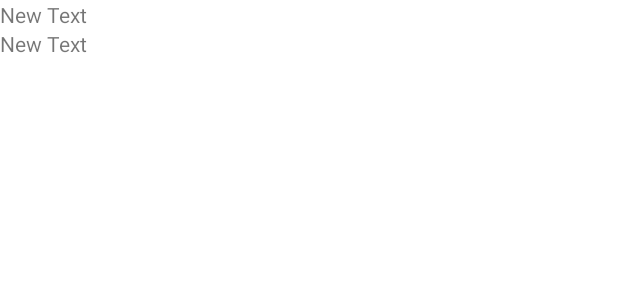
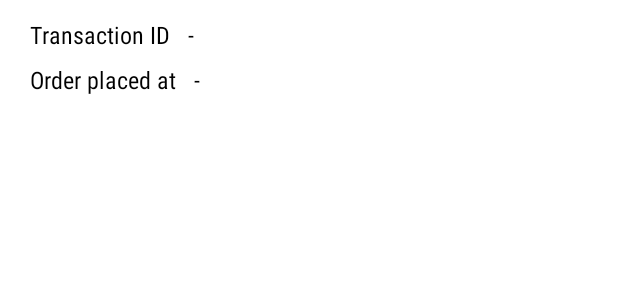
Before and after one commit to teamOSC/dhodu-android, an Android app: the layout item_order.xml on its own in the app's theme, with its tools: preview values and no code run, on a phone screen of 412 x 824 dp. Shown: the top 300 px of the screen. Run offline under Robolectric (Android 15) with nearby library versions, the phone set to English and light mode, and no system bars.

Commit message:
item order layout changes

```diff
--- a/app/src/main/java/com/dhodu/android/MainActivity.java
+++ b/app/src/main/java/com/dhodu/android/MainActivity.java
@@ -32,6 +32,7 @@ import android.widget.Toast;
 
 import com.dhodu.android.addresses.MyAddressesActivity;
 import com.dhodu.android.login.LoginActivity;
+import com.dhodu.android.ui.DividerItemDecoration;
 import com.parse.CountCallback;
 import com.parse.FindCallback;
 import com.parse.ParseException;
@@ -64,6 +65,7 @@ public class MainActivity extends AppCompatActivity {
     TextView tvProfileMobile;
     RecyclerView ordersView;
     Toolbar toolbar;
+    TextView orderCount;
 
 
     @Override
@@ -83,6 +85,7 @@ public class MainActivity extends AppCompatActivity {
         cameraContainer = (FrameLayout) findViewById(R.id.camera_container);
         topView = (LinearLayout) findViewById(R.id.topView);
         toolbar = (Toolbar) findViewById(R.id.toolbar);
+        orderCount = (TextView) findViewById(R.id.order_count);
 
         setSupportActionBar(toolbar);
         getSupportActionBar().setDisplayHomeAsUpEnabled(true);
@@ -304,6 +307,7 @@ public class MainActivity extends AppCompatActivity {
     public void setUpOrderList() {
         ordersView = (RecyclerView) findViewById(R.id.list_order_history);
         ordersView.setLayoutManager(new LinearLayoutManager(this));
+        ordersView.addItemDecoration(new DividerItemDecoration(this,DividerItemDecoration.VERTICAL_LIST));
         fetchOrderHistory();
     }
 
@@ -315,6 +319,13 @@ public class MainActivity extends AppCompatActivity {
             public void done(List<ParseObject> list, ParseException e) {
                 if (e == null) {
                     ordersView.setAdapter(new OrderListAdapter(list));
+                    if (list.size()==0){
+                        orderCount.setText("Your order history will appear here.");
+                    } else {
+                        if (list.size()==1)
+                        orderCount.setText("1 order placed");
+                        else orderCount.setText(list.size()+" orders placed");
+                    }
                 } else {
                     e.printStackTrace();
                 }
--- a/app/src/main/res/layout/center_page.xml
+++ b/app/src/main/res/layout/center_page.xml
@@ -85,6 +85,7 @@
                 android:layout_width="wrap_content"
                 android:layout_height="wrap_content" />
             <TextView
+                android:id="@+id/order_count"
                 android:layout_width="wrap_content"
                 android:layout_height="wrap_content"
                 android:layout_marginTop="10dp"
@@ -97,7 +98,9 @@
         <android.support.v7.widget.RecyclerView
             android:id="@+id/list_order_history"
             android:layout_width="match_parent"
-            android:layout_height="match_parent" />
+            android:layout_height="match_parent"
+            android:paddingTop="15dp"
+            android:clipToPadding="false"/>
 
     </LinearLayout>
 
--- a/app/src/main/res/layout/drawer_top.xml
+++ b/app/src/main/res/layout/drawer_top.xml
@@ -9,6 +9,11 @@
     <!--android:layout_width="match_parent"-->
     <!--android:layout_height="match_parent"-->
     <!--android:background="@drawable/app_background_light" />-->
+
+    <FrameLayout
+        android:layout_width="match_parent"
+        android:layout_height="match_parent">
+
 
     <FrameLayout
         android:id="@+id/camera_container"
@@ -193,4 +198,7 @@
         </RelativeLayout>
     </LinearLayout>
 
+
+    </FrameLayout>
+
 </RelativeLayout>
--- a/app/src/main/res/layout/item_order.xml
+++ b/app/src/main/res/layout/item_order.xml
@@ -2,18 +2,59 @@
 <LinearLayout xmlns:android="http://schemas.android.com/apk/res/android"
     android:layout_width="match_parent"
     android:layout_height="match_parent"
-    android:orientation="vertical">
+    android:orientation="vertical"
+    android:background="?attr/selectableItemBackground">
+
+    <LinearLayout
+        android:layout_width="match_parent"
+        android:layout_height="wrap_content"
+        android:orientation="horizontal"
+        android:layout_marginTop="10dp">
+
+        <TextView
+            android:layout_width="wrap_content"
+            android:layout_height="wrap_content"
+            android:layout_marginLeft="20dp"
+            android:fontFamily="sans-serif-condensed"
+            android:text="Transaction ID   -   "
+            android:textSize="16sp"
+            android:textAppearance="@android:style/TextAppearance.Large.Inverse"
+            android:textColor="@android:color/black" />
 
         <TextView
             android:id="@+id/transaction_id"
             android:layout_width="wrap_content"
             android:layout_height="wrap_content"
-        android:text="New Text" />
+            android:textAppearance="@android:style/TextAppearance.Small.Inverse"
+            android:textColor="@android:color/black"
+            android:textSize="18sp"/>
+
+    </LinearLayout>
+
+    <LinearLayout
+        android:layout_width="match_parent"
+        android:layout_height="wrap_content"
+        android:orientation="horizontal"
+        android:layout_marginTop="5dp"
+        android:layout_marginBottom="10dp">
+
+        <TextView
+            android:layout_width="wrap_content"
+            android:layout_height="wrap_content"
+            android:layout_marginLeft="20dp"
+            android:fontFamily="sans-serif-condensed"
+            android:text="Order placed at   -   "
+            android:textSize="16sp"
+            android:textAppearance="@android:style/TextAppearance.Large.Inverse"
+            android:textColor="@android:color/black" />
 
         <TextView
             android:id="@+id/transaction_date"
             android:layout_width="wrap_content"
             android:layout_height="wrap_content"
-        android:text="New Text" />
+            android:textAppearance="@android:style/TextAppearance.Small.Inverse"
+            android:textColor="@android:color/black"
+            android:textSize="18sp"/>
 
     </LinearLayout>
+</LinearLayout>
```
Lines whose indentation alone changed are shown as unchanged.
